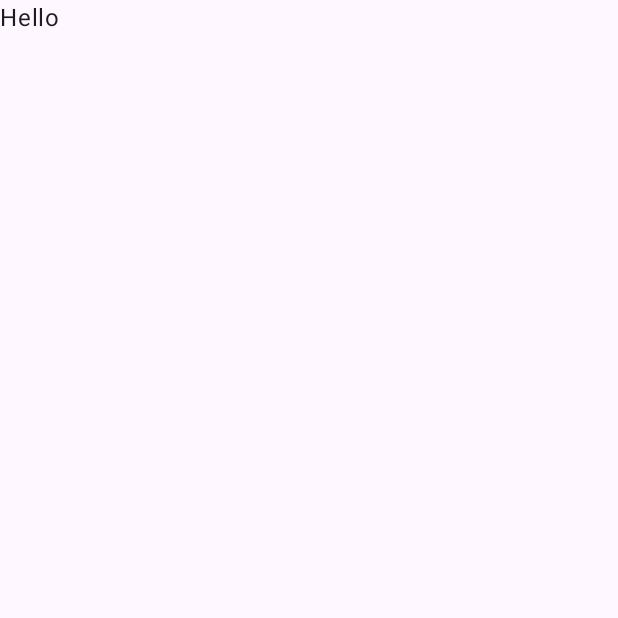
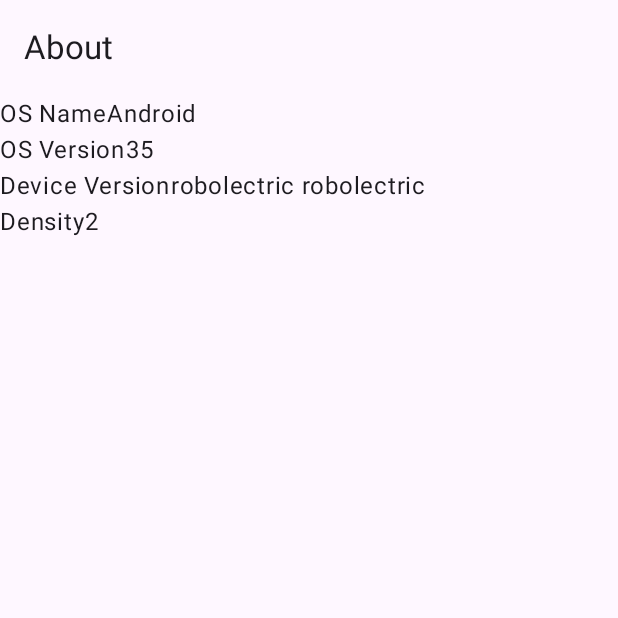
Before and after one commit to bawantha/DailyPulse, an Android app built with Jetpack Compose: the screen it shows after launch (MainActivity), on a phone screen of 412 x 824 dp, the top half of it. Before the commit the part shown is almost empty. Run offline under Robolectric (Android 15) with nearby library versions, the phone set to English and light mode, and no system bars.

Commit message:
create android view

```diff
--- /dev/null
+++ b/androidApp/src/main/java/com/bawantha/dailypulse/android/AboutScreen.kt
@@ -0,0 +1,58 @@
+package com.bawantha.dailypulse.android
+
+import android.widget.Toolbar
+import androidx.compose.foundation.layout.Column
+import androidx.compose.foundation.layout.Row
+import androidx.compose.foundation.layout.fillMaxSize
+import androidx.compose.foundation.lazy.LazyColumn
+import androidx.compose.material3.ExperimentalMaterial3Api
+import androidx.compose.material3.Text
+import androidx.compose.material3.TopAppBar
+import androidx.compose.runtime.Composable
+import androidx.compose.ui.Modifier
+import com.bawantha.dailypulse.Platform
+
+@Composable
+fun AboutScreen() {
+    Column {
+        Toolbar()
+        ContentView()
+    }
+}
+
+@OptIn(ExperimentalMaterial3Api::class)
+@Composable
+fun Toolbar() {
+    TopAppBar(title = { Text("About")})
+}
+
+
+@Composable
+fun ContentView(){
+    var items= makeItems()
+    LazyColumn (modifier = Modifier.fillMaxSize())
+    {
+        items(items.size) { index ->
+            val item = items[index]
+            RowView(item.first, item.second)
+        }
+    }
+}
+
+fun makeItems(): List<Pair<String,String>> {
+    val platform=Platform()
+    return listOf(
+        Pair("OS Name", platform.osName),
+        Pair("OS Version", platform.osVersion),
+        Pair("Device Version", platform.deviceVersion),
+        Pair("Density", platform.density.toString())
+    )
+}
+
+@Composable
+fun RowView(key: String, value: String) {
+    Row {
+        Text(key)
+        Text(value)
+    }
+}
--- a/androidApp/src/main/java/com/bawantha/dailypulse/android/MainActivity.kt
+++ b/androidApp/src/main/java/com/bawantha/dailypulse/android/MainActivity.kt
@@ -20,7 +20,7 @@
                     modifier = Modifier.fillMaxSize(),
                     color = MaterialTheme.colorScheme.background
                 ) {
-                    GreetingView("Hello")
+                    AboutScreen()
                 }
             }
         }
```
